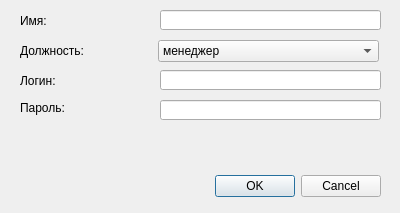
This is shop/UI/AddStaffDialog.ui in Gentlem4n72/Qt-project as Qt 5 draws it before an edit. The edited form follows.
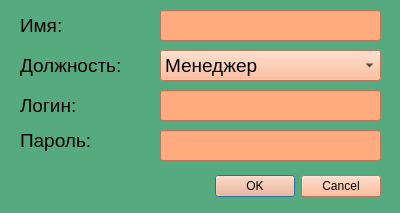
This is the edited form. Icons and pictures are not drawn.

```diff
--- a/shop/UI/AddStaffDialog.ui
+++ b/shop/UI/AddStaffDialog.ui
@@ -10,6 +10,448 @@
     <height>213</height>
    </rect>
   </property>
+  <property name="palette">
+   <palette>
+    <active>
+     <colorrole role="WindowText">
+      <brush brushstyle="SolidPattern">
+       <color alpha="255">
+        <red>0</red>
+        <green>0</green>
+        <blue>0</blue>
+       </color>
+      </brush>
+     </colorrole>
+     <colorrole role="Button">
+      <brush brushstyle="SolidPattern">
+       <color alpha="255">
+        <red>85</red>
+        <green>170</green>
+        <blue>127</blue>
+       </color>
+      </brush>
+     </colorrole>
+     <colorrole role="Light">
+      <brush brushstyle="SolidPattern">
+       <color alpha="255">
+        <red>127</red>
+        <green>255</green>
+        <blue>191</blue>
+       </color>
+      </brush>
+     </colorrole>
+     <colorrole role="Midlight">
+      <brush brushstyle="SolidPattern">
+       <color alpha="255">
+        <red>106</red>
+        <green>212</green>
+        <blue>159</blue>
+       </color>
+      </brush>
+     </colorrole>
+     <colorrole role="Dark">
+      <brush brushstyle="SolidPattern">
+       <color alpha="255">
+        <red>42</red>
+        <green>85</green>
+        <blue>64</blue>
+       </color>
+      </brush>
+     </colorrole>
+     <colorrole role="Mid">
+      <brush brushstyle="SolidPattern">
+       <color alpha="255">
+        <red>57</red>
+        <green>113</green>
+        <blue>85</blue>
+       </color>
+      </brush>
+     </colorrole>
+     <colorrole role="Text">
+      <brush brushstyle="SolidPattern">
+       <color alpha="255">
+        <red>0</red>
+        <green>0</green>
+        <blue>0</blue>
+       </color>
+      </brush>
+     </colorrole>
+     <colorrole role="BrightText">
+      <brush brushstyle="SolidPattern">
+       <color alpha="255">
+        <red>255</red>
+        <green>255</green>
+        <blue>255</blue>
+       </color>
+      </brush>
+     </colorrole>
+     <colorrole role="ButtonText">
+      <brush brushstyle="SolidPattern">
+       <color alpha="255">
+        <red>0</red>
+        <green>0</green>
+        <blue>0</blue>
+       </color>
+      </brush>
+     </colorrole>
+     <colorrole role="Base">
+      <brush brushstyle="SolidPattern">
+       <color alpha="255">
+        <red>255</red>
+        <green>255</green>
+        <blue>255</blue>
+       </color>
+      </brush>
+     </colorrole>
+     <colorrole role="Window">
+      <brush brushstyle="SolidPattern">
+       <color alpha="255">
+        <red>85</red>
+        <green>170</green>
+        <blue>127</blue>
+       </color>
+      </brush>
+     </colorrole>
+     <colorrole role="Shadow">
+      <brush brushstyle="SolidPattern">
+       <color alpha="255">
+        <red>0</red>
+        <green>0</green>
+        <blue>0</blue>
+       </color>
+      </brush>
+     </colorrole>
+     <colorrole role="AlternateBase">
+      <brush brushstyle="SolidPattern">
+       <color alpha="255">
+        <red>170</red>
+        <green>212</green>
+        <blue>191</blue>
+       </color>
+      </brush>
+     </colorrole>
+     <colorrole role="ToolTipBase">
+      <brush brushstyle="SolidPattern">
+       <color alpha="255">
+        <red>255</red>
+        <green>255</green>
+        <blue>220</blue>
+       </color>
+      </brush>
+     </colorrole>
+     <colorrole role="ToolTipText">
+      <brush brushstyle="SolidPattern">
+       <color alpha="255">
+        <red>0</red>
+        <green>0</green>
+        <blue>0</blue>
+       </color>
+      </brush>
+     </colorrole>
+     <colorrole role="PlaceholderText">
+      <brush brushstyle="SolidPattern">
+       <color alpha="128">
+        <red>0</red>
+        <green>0</green>
+        <blue>0</blue>
+       </color>
+      </brush>
+     </colorrole>
+    </active>
+    <inactive>
+     <colorrole role="WindowText">
+      <brush brushstyle="SolidPattern">
+       <color alpha="255">
+        <red>0</red>
+        <green>0</green>
+        <blue>0</blue>
+       </color>
+      </brush>
+     </colorrole>
+     <colorrole role="Button">
+      <brush brushstyle="SolidPattern">
+       <color alpha="255">
+        <red>85</red>
+        <green>170</green>
+        <blue>127</blue>
+       </color>
+      </brush>
+     </colorrole>
+     <colorrole role="Light">
+      <brush brushstyle="SolidPattern">
+       <color alpha="255">
+        <red>127</red>
+        <green>255</green>
+        <blue>191</blue>
+       </color>
+      </brush>
+     </colorrole>
+     <colorrole role="Midlight">
+      <brush brushstyle="SolidPattern">
+       <color alpha="255">
+        <red>106</red>
+        <green>212</green>
+        <blue>159</blue>
+       </color>
+      </brush>
+     </colorrole>
+     <colorrole role="Dark">
+      <brush brushstyle="SolidPattern">
+       <color alpha="255">
+        <red>42</red>
+        <green>85</green>
+        <blue>64</blue>
+       </color>
+      </brush>
+     </colorrole>
+     <colorrole role="Mid">
+      <brush brushstyle="SolidPattern">
+       <color alpha="255">
+        <red>57</red>
+        <green>113</green>
+        <blue>85</blue>
+       </color>
+      </brush>
+     </colorrole>
+     <colorrole role="Text">
+      <brush brushstyle="SolidPattern">
+       <color alpha="255">
+        <red>0</red>
+        <green>0</green>
+        <blue>0</blue>
+       </color>
+      </brush>
+     </colorrole>
+     <colorrole role="BrightText">
+      <brush brushstyle="SolidPattern">
+       <color alpha="255">
+        <red>255</red>
+        <green>255</green>
+        <blue>255</blue>
+       </color>
+      </brush>
+     </colorrole>
+     <colorrole role="ButtonText">
+      <brush brushstyle="SolidPattern">
+       <color alpha="255">
+        <red>0</red>
+        <green>0</green>
+        <blue>0</blue>
+       </color>
+      </brush>
+     </colorrole>
+     <colorrole role="Base">
+      <brush brushstyle="SolidPattern">
+       <color alpha="255">
+        <red>255</red>
+        <green>255</green>
+        <blue>255</blue>
+       </color>
+      </brush>
+     </colorrole>
+     <colorrole role="Window">
+      <brush brushstyle="SolidPattern">
+       <color alpha="255">
+        <red>85</red>
+        <green>170</green>
+        <blue>127</blue>
+       </color>
+      </brush>
+     </colorrole>
+     <colorrole role="Shadow">
+      <brush brushstyle="SolidPattern">
+       <color alpha="255">
+        <red>0</red>
+        <green>0</green>
+        <blue>0</blue>
+       </color>
+      </brush>
+     </colorrole>
+     <colorrole role="AlternateBase">
+      <brush brushstyle="SolidPattern">
+       <color alpha="255">
+        <red>170</red>
+        <green>212</green>
+        <blue>191</blue>
+       </color>
+      </brush>
+     </colorrole>
+     <colorrole role="ToolTipBase">
+      <brush brushstyle="SolidPattern">
+       <color alpha="255">
+        <red>255</red>
+        <green>255</green>
+        <blue>220</blue>
+       </color>
+      </brush>
+     </colorrole>
+     <colorrole role="ToolTipText">
+      <brush brushstyle="SolidPattern">
+       <color alpha="255">
+        <red>0</red>
+        <green>0</green>
+        <blue>0</blue>
+       </color>
+      </brush>
+     </colorrole>
+     <colorrole role="PlaceholderText">
+      <brush brushstyle="SolidPattern">
+       <color alpha="128">
+        <red>0</red>
+        <green>0</green>
+        <blue>0</blue>
+       </color>
+      </brush>
+     </colorrole>
+    </inactive>
+    <disabled>
+     <colorrole role="WindowText">
+      <brush brushstyle="SolidPattern">
+       <color alpha="255">
+        <red>42</red>
+        <green>85</green>
+        <blue>64</blue>
+       </color>
+      </brush>
+     </colorrole>
+     <colorrole role="Button">
+      <brush brushstyle="SolidPattern">
+       <color alpha="255">
+        <red>85</red>
+        <green>170</green>
+        <blue>127</blue>
+       </color>
+      </brush>
+     </colorrole>
+     <colorrole role="Light">
+      <brush brushstyle="SolidPattern">
+       <color alpha="255">
+        <red>127</red>
+        <green>255</green>
+        <blue>191</blue>
+       </color>
+      </brush>
+     </colorrole>
+     <colorrole role="Midlight">
+      <brush brushstyle="SolidPattern">
+       <color alpha="255">
+        <red>106</red>
+        <green>212</green>
+        <blue>159</blue>
+       </color>
+      </brush>
+     </colorrole>
+     <colorrole role="Dark">
+      <brush brushstyle="SolidPattern">
+       <color alpha="255">
+        <red>42</red>
+        <green>85</green>
+        <blue>64</blue>
+       </color>
+      </brush>
+     </colorrole>
+     <colorrole role="Mid">
+      <brush brushstyle="SolidPattern">
+       <color alpha="255">
+        <red>57</red>
+        <green>113</green>
+        <blue>85</blue>
+       </color>
+      </brush>
+     </colorrole>
+     <colorrole role="Text">
+      <brush brushstyle="SolidPattern">
+       <color alpha="255">
+        <red>42</red>
+        <green>85</green>
+        <blue>64</blue>
+       </color>
+      </brush>
+     </colorrole>
+     <colorrole role="BrightText">
+      <brush brushstyle="SolidPattern">
+       <color alpha="255">
+        <red>255</red>
+        <green>255</green>
+        <blue>255</blue>
+       </color>
+      </brush>
+     </colorrole>
+     <colorrole role="ButtonText">
+      <brush brushstyle="SolidPattern">
+       <color alpha="255">
+        <red>42</red>
+        <green>85</green>
+        <blue>64</blue>
+       </color>
+      </brush>
+     </colorrole>
+     <colorrole role="Base">
+      <brush brushstyle="SolidPattern">
+       <color alpha="255">
+        <red>85</red>
+        <green>170</green>
+        <blue>127</blue>
+       </color>
+      </brush>
+     </colorrole>
+     <colorrole role="Window">
+      <brush brushstyle="SolidPattern">
+       <color alpha="255">
+        <red>85</red>
+        <green>170</green>
+        <blue>127</blue>
+       </color>
+      </brush>
+     </colorrole>
+     <colorrole role="Shadow">
+      <brush brushstyle="SolidPattern">
+       <color alpha="255">
+        <red>0</red>
+        <green>0</green>
+        <blue>0</blue>
+       </color>
+      </brush>
+     </colorrole>
+     <colorrole role="AlternateBase">
+      <brush brushstyle="SolidPattern">
+       <color alpha="255">
+        <red>85</red>
+        <green>170</green>
+        <blue>127</blue>
+       </color>
+      </brush>
+     </colorrole>
+     <colorrole role="ToolTipBase">
+      <brush brushstyle="SolidPattern">
+       <color alpha="255">
+        <red>255</red>
+        <green>255</green>
+        <blue>220</blue>
+       </color>
+      </brush>
+     </colorrole>
+     <colorrole role="ToolTipText">
+      <brush brushstyle="SolidPattern">
+       <color alpha="255">
+        <red>0</red>
+        <green>0</green>
+        <blue>0</blue>
+       </color>
+      </brush>
+     </colorrole>
+     <colorrole role="PlaceholderText">
+      <brush brushstyle="SolidPattern">
+       <color alpha="128">
+        <red>0</red>
+        <green>0</green>
+        <blue>0</blue>
+       </color>
+      </brush>
+     </colorrole>
+    </disabled>
+   </palette>
+  </property>
   <property name="windowTitle">
    <string>Dialog</string>
   </property>
@@ -22,6 +464,19 @@
      <height>32</height>
     </rect>
    </property>
+   <property name="font">
+    <font>
+     <family>MS Shell Dlg 2</family>
+     <pointsize>14</pointsize>
+     <weight>50</weight>
+     <italic>false</italic>
+     <bold>false</bold>
+    </font>
+   </property>
+   <property name="styleSheet">
+    <string notr="true">background-color: rgb(255, 170, 127);
+font: 14pt &quot;MS Shell Dlg 2&quot;;</string>
+   </property>
    <property name="orientation">
     <enum>Qt::Horizontal</enum>
    </property>
@@ -35,9 +490,17 @@
      <x>20</x>
      <y>10</y>
      <width>131</width>
-     <height>21</height>
+     <height>31</height>
     </rect>
    </property>
+   <property name="font">
+    <font>
+     <pointsize>14</pointsize>
+    </font>
+   </property>
+   <property name="styleSheet">
+    <string notr="true">selection-background-color: rgb(170, 170, 170);</string>
+   </property>
    <property name="text">
     <string>Имя:</string>
    </property>
@@ -48,19 +511,36 @@
      <x>160</x>
      <y>10</y>
      <width>221</width>
-     <height>20</height>
+     <height>31</height>
     </rect>
    </property>
+   <property name="font">
+    <font>
+     <pointsize>14</pointsize>
+    </font>
+   </property>
+   <property name="styleSheet">
+    <string notr="true">background-color: rgb(255, 170, 127);
+selection-background-color: rgb(170, 170, 170);</string>
+   </property>
   </widget>
   <widget class="QLabel" name="label_2">
    <property name="geometry">
     <rect>
      <x>20</x>
-     <y>40</y>
+     <y>50</y>
      <width>131</width>
-     <height>21</height>
+     <height>31</height>
     </rect>
    </property>
+   <property name="font">
+    <font>
+     <pointsize>14</pointsize>
+    </font>
+   </property>
+   <property name="styleSheet">
+    <string notr="true">selection-background-color: rgb(170, 170, 170);</string>
+   </property>
    <property name="text">
     <string>Должность:</string>
    </property>
@@ -69,11 +549,19 @@
    <property name="geometry">
     <rect>
      <x>20</x>
-     <y>70</y>
+     <y>90</y>
      <width>131</width>
-     <height>21</height>
+     <height>31</height>
     </rect>
    </property>
+   <property name="font">
+    <font>
+     <pointsize>14</pointsize>
+    </font>
+   </property>
+   <property name="styleSheet">
+    <string notr="true">selection-background-color: rgb(170, 170, 170);</string>
+   </property>
    <property name="text">
     <string>Логин:</string>
    </property>
@@ -82,11 +570,19 @@
    <property name="geometry">
     <rect>
      <x>20</x>
-     <y>100</y>
+     <y>130</y>
      <width>131</width>
-     <height>16</height>
+     <height>21</height>
     </rect>
    </property>
+   <property name="font">
+    <font>
+     <pointsize>14</pointsize>
+    </font>
+   </property>
+   <property name="styleSheet">
+    <string notr="true">selection-background-color: rgb(170, 170, 170);</string>
+   </property>
    <property name="text">
     <string>Пароль:</string>
    </property>
@@ -95,50 +591,61 @@
    <property name="geometry">
     <rect>
      <x>160</x>
-     <y>70</y>
+     <y>90</y>
      <width>221</width>
-     <height>20</height>
+     <height>31</height>
     </rect>
    </property>
+   <property name="font">
+    <font>
+     <pointsize>14</pointsize>
+    </font>
+   </property>
+   <property name="styleSheet">
+    <string notr="true">background-color: rgb(255, 170, 127);
+selection-background-color: rgb(170, 170, 170);</string>
+   </property>
   </widget>
   <widget class="QLineEdit" name="passwordLine">
    <property name="geometry">
     <rect>
      <x>160</x>
-     <y>100</y>
+     <y>130</y>
      <width>221</width>
-     <height>20</height>
+     <height>31</height>
     </rect>
    </property>
-  </widget>
-  <widget class="QLabel" name="errorLabel">
-   <property name="geometry">
-    <rect>
-     <x>20</x>
-     <y>140</y>
-     <width>361</width>
-     <height>16</height>
-    </rect>
+   <property name="font">
+    <font>
+     <pointsize>14</pointsize>
+    </font>
    </property>
-   <property name="text">
-    <string/>
-   </property>
-   <property name="alignment">
-    <set>Qt::AlignCenter</set>
+   <property name="styleSheet">
+    <string notr="true">background-color: rgb(255, 170, 127);
+selection-background-color: rgb(170, 170, 170);</string>
    </property>
   </widget>
   <widget class="QComboBox" name="postComboBox">
    <property name="geometry">
     <rect>
-     <x>158</x>
-     <y>40</y>
+     <x>160</x>
+     <y>50</y>
      <width>221</width>
-     <height>22</height>
+     <height>31</height>
     </rect>
    </property>
+   <property name="font">
+    <font>
+     <pointsize>14</pointsize>
+    </font>
+   </property>
+   <property name="styleSheet">
+    <string notr="true">background-color: rgb(255, 170, 127);
+selection-background-color: rgb(170, 170, 170);</string>
+   </property>
    <item>
     <property name="text">
-     <string>менеджер</string>
+     <string>Менеджер</string>
     </property>
    </item>
    <item>
```
Left out of the diff: 6 changed lines with no effect on the pictures.
